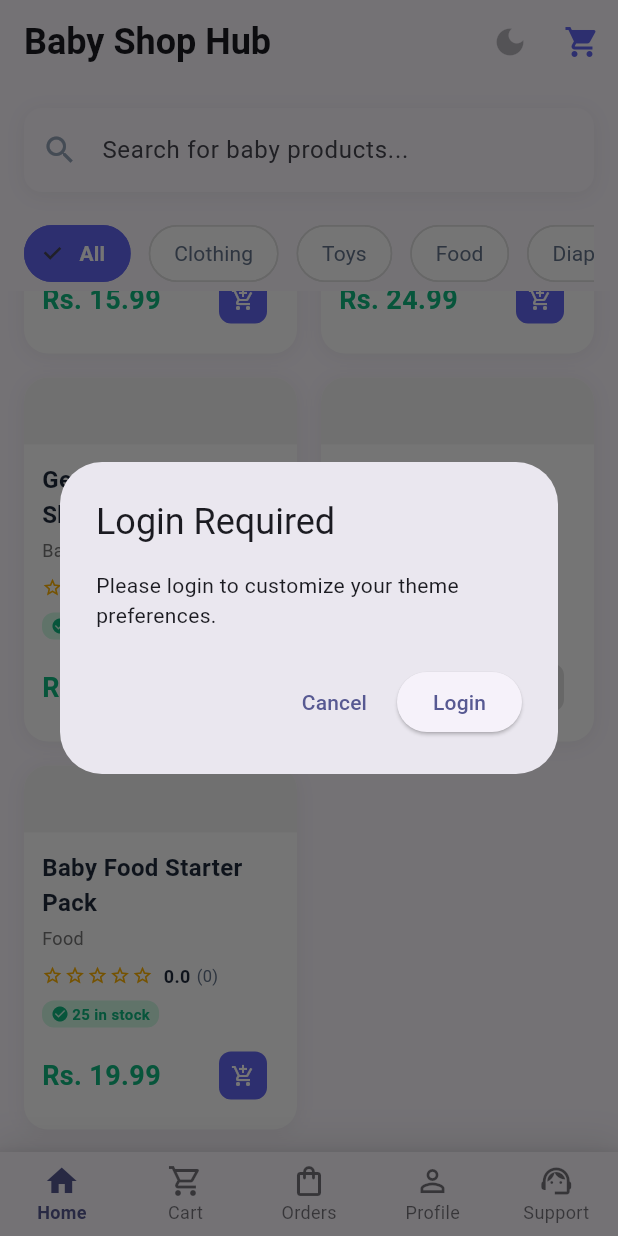
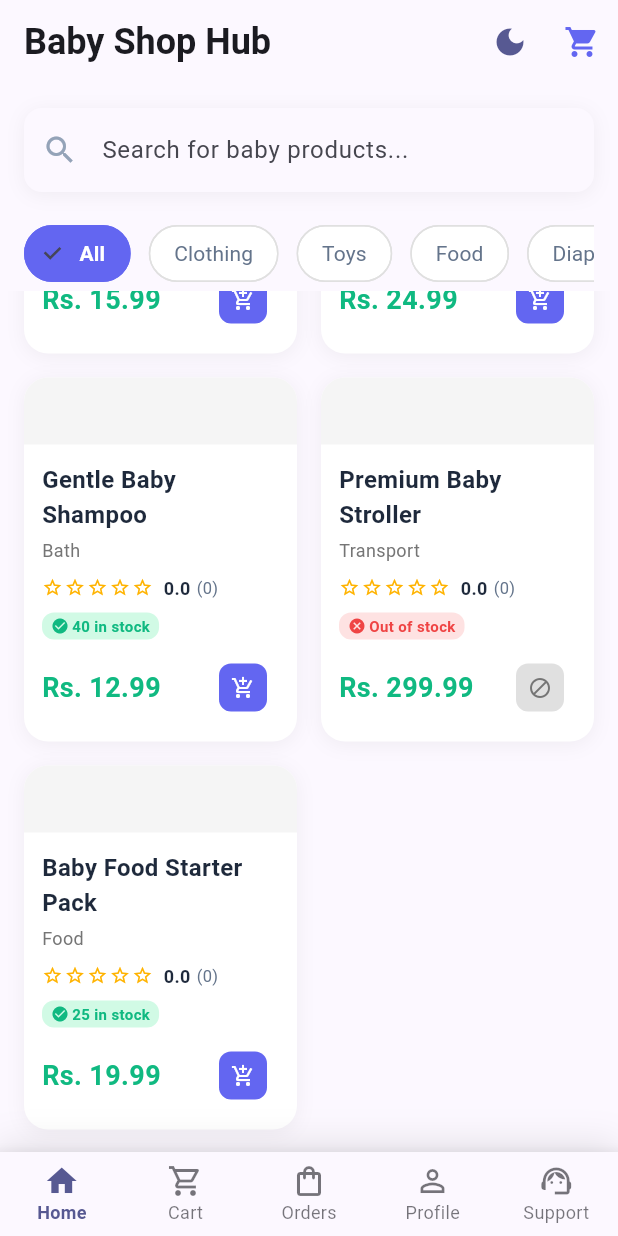
Before and after one commit to Jawad-ali0/Baby_Shop_Hub, a Flutter app: the screen it shows after launch, scrolled down 217 dp, after a tap on the "dark mode" icon, on a phone screen of 412 x 824 dp. Run offline on Flutter 3.47's test engine with Material 3 defaults, Android fonts, the phone set to English and light mode, and no system bars; our stand-ins replace cached_network_image, connectivity_plus, firebase_auth, firebase_core, firebase_database, firebase_storage and 2 more; accounts and stored records are empty; key blocks and very long unbroken strings in the code were emptied for the run.

Commit message:
Remove theme toggle login restriction - allow theme changes without login

```diff
--- a/lib/screens/home/home_screen.dart
+++ b/lib/screens/home/home_screen.dart
@@ -75,28 +75,7 @@ class _HomeScreenState extends State<HomeScreen> {
     }
   }
 
-  void _showLoginRequiredDialog(BuildContext context) {
-    showDialog(
-      context: context,
-      builder: (context) => AlertDialog(
-        title: const Text('Login Required'),
-        content: const Text('Please login to customize your theme preferences.'),
-        actions: [
-          TextButton(
-            onPressed: () => Navigator.of(context).pop(),
-            child: const Text('Cancel'),
-          ),
-          ElevatedButton(
-            onPressed: () {
-              Navigator.of(context).pop();
-              Navigator.pushNamed(context, AppRouter.login);
-            },
-            child: const Text('Login'),
-          ),
-        ],
-      ),
-    );
-  }
+
 
   @override
   Widget build(BuildContext context) {
@@ -115,22 +94,15 @@ class _HomeScreenState extends State<HomeScreen> {
           ),
         ),
         actions: [
-          Consumer2<ThemeService, AuthService>(
-            builder: (context, theme, auth, _) {
-              final isLoggedIn = auth.currentUser != null;
+          Consumer<ThemeService>(
+            builder: (context, theme, _) {
               return IconButton(
                 icon: Icon(
                   theme.effectiveIsDark ? Icons.light_mode : Icons.dark_mode,
-                  color: isLoggedIn
-                      ? Theme.of(context).colorScheme.primary
-                      : Theme.of(context).colorScheme.onSurface.withOpacity(0.3),
+                  color: Theme.of(context).colorScheme.primary,
                 ),
-                onPressed: isLoggedIn
-                    ? () => theme.toggleDarkMode()
-                    : () => _showLoginRequiredDialog(context),
-                tooltip: isLoggedIn
-                    ? (theme.effectiveIsDark ? 'Switch to Light Mode' : 'Switch to Dark Mode')
-                    : 'Login required to change theme',
+                onPressed: () => theme.toggleDarkMode(),
+                tooltip: theme.effectiveIsDark ? 'Switch to Light Mode' : 'Switch to Dark Mode',
               );
             },
           ),
--- a/lib/screens/profile/profile_management_screen.dart
+++ b/lib/screens/profile/profile_management_screen.dart
@@ -453,11 +453,6 @@ class ProfileManagementScreen extends StatelessWidget {
             TextButton(
               onPressed: () async {
                 Navigator.of(context).pop();
-
-                // Reset theme to default before signing out
-                final themeService = context.read<ThemeService>();
-                await themeService.resetToDefault();
-
                 await auth.signOut();
                 if (context.mounted) {
                   Navigator.pushReplacementNamed(context, AppRouter.home);
```
Also changed, not shown: lib/services/theme_service.dart (+0 -13 lines).
